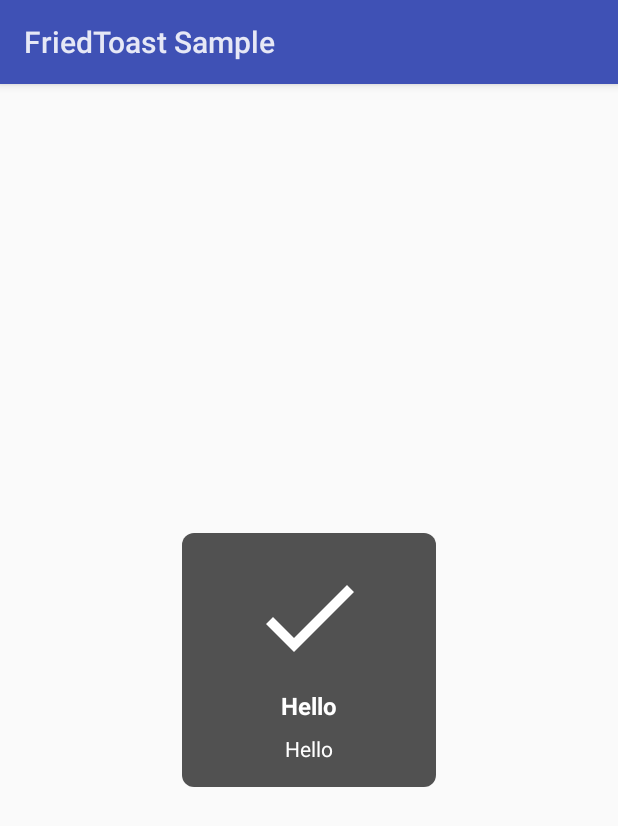
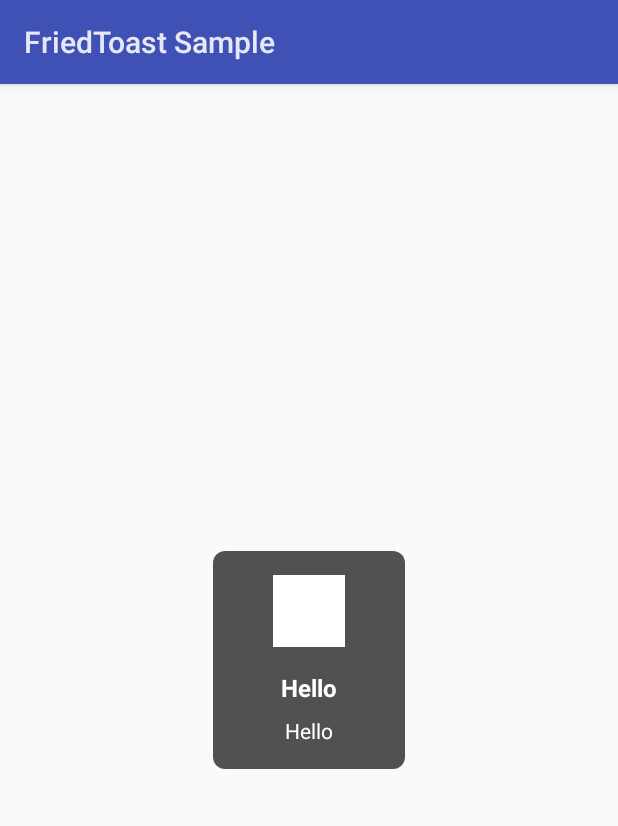
Before and after one commit to KazaKago/FriedToast, an Android app: the layout view_fried_toast.xml on its own in the app's theme, with its tools: preview values and no code run, on a phone screen of 412 x 824 dp. Shown: the top 826 px of the screen. Run offline under Robolectric (Android 15) with nearby library versions, the phone set to English and light mode, and no system bars.

Commit message:
fix layout

```diff
--- a/library/src/main/java/com/kazakago/friedtoast/FriedToast.kt
+++ b/library/src/main/java/com/kazakago/friedtoast/FriedToast.kt
@@ -8,7 +8,7 @@ import android.widget.ImageView
 import android.widget.TextView
 import android.widget.Toast
 
-class FriedToast(context: Context) : FriedToastCore(context) {
+open class FriedToast(context: Context) : FriedToastCore(context) {
 
     companion object {
         @JvmStatic
--- a/library/src/main/res/layout/view_fried_toast.xml
+++ b/library/src/main/res/layout/view_fried_toast.xml
@@ -8,27 +8,26 @@
     android:layout_margin="32dp"
     android:background="@drawable/shape_rounded_corners"
     android:gravity="center"
-    android:minHeight="169dp"
-    android:minWidth="169dp"
+    android:minHeight="128dp"
+    android:minWidth="128dp"
     android:orientation="vertical"
     android:padding="16dp">
 
     <ImageView
         android:id="@+id/toastImageView"
-        android:layout_width="80dp"
-        android:layout_height="80dp"
+        android:layout_width="48dp"
+        android:layout_height="48dp"
         android:layout_gravity="center"
         android:adjustViewBounds="true"
         android:contentDescription="@null"
-        android:scaleType="centerCrop"
-        tools:src="@drawable/ic_done_white_80dp"/>
+        tools:src="#ffffff"/>
 
     <TextView
         android:id="@+id/toastTitleTextView"
         android:layout_width="wrap_content"
         android:layout_height="match_parent"
         android:layout_gravity="center"
-        android:layout_marginTop="8dp"
+        android:layout_marginTop="16dp"
         android:gravity="center"
         android:textColor="@android:color/white"
         android:textSize="16sp"
```
